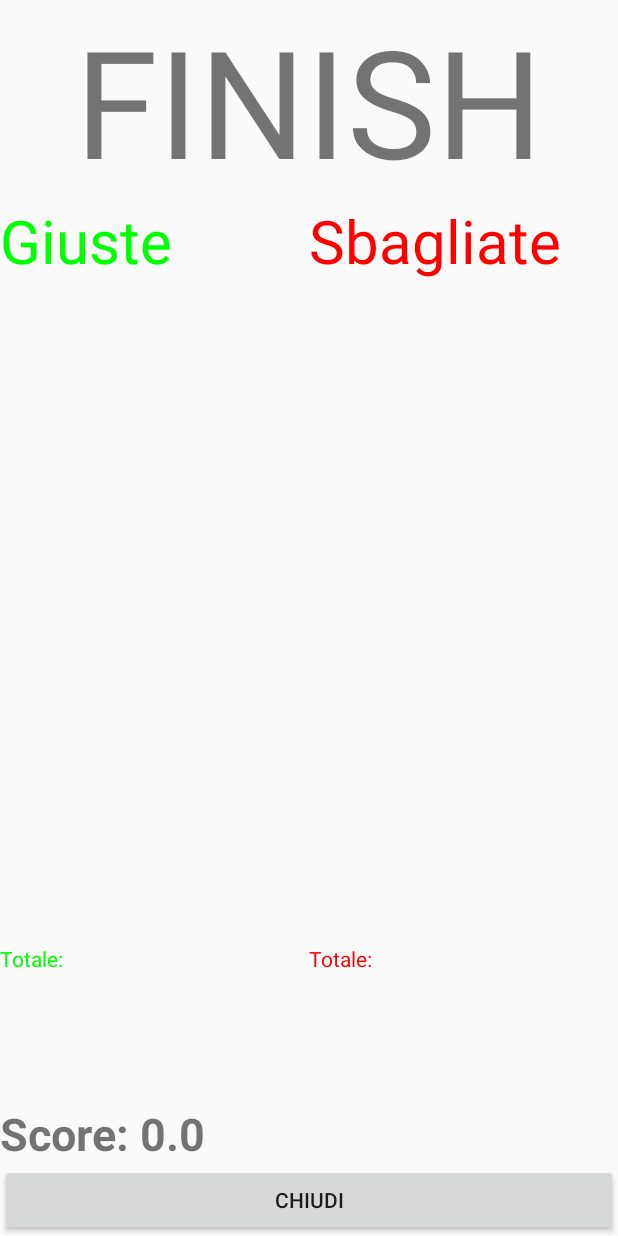
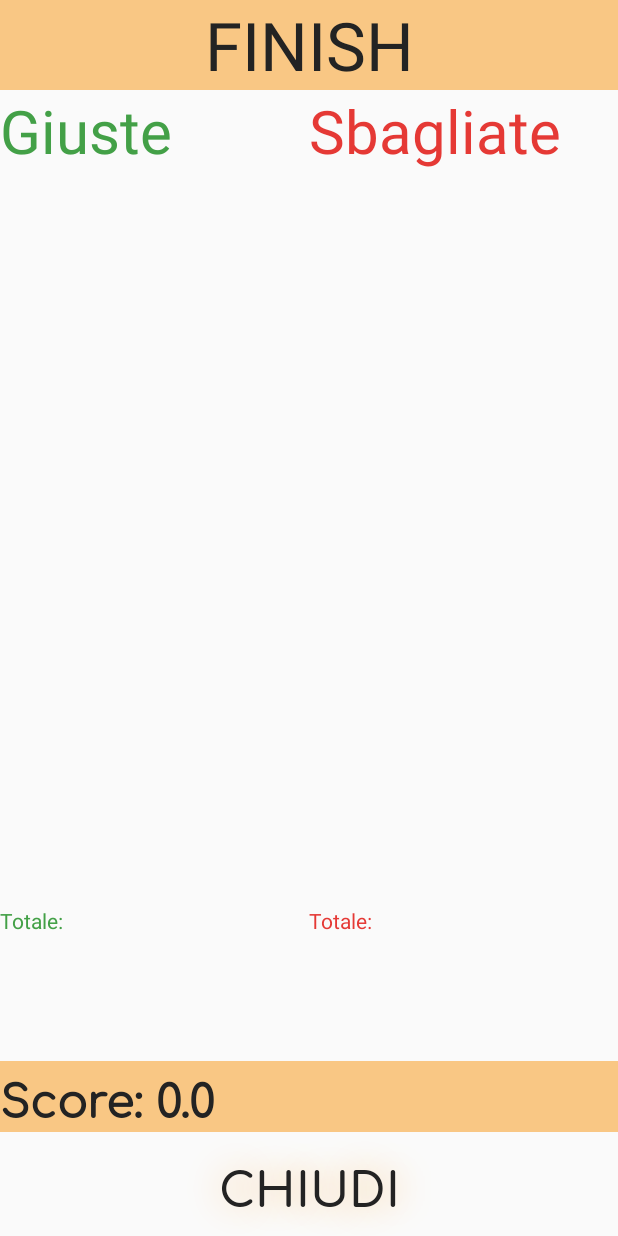
Before and after one commit to mions1/versus, an Android app: the DisplayFinish screen opened directly, with no data from a screen before it, on a phone screen of 412 x 824 dp. Run offline under Robolectric (Android 15) with nearby library versions, the phone set to English and light mode, and no system bars; our stand-ins replace Firebase (no records; nobody signed in at launch, a user with empty details on screens opened directly); 10 statements that could not run were skipped.

Commit message:
theme: improve theme
Add theme values.
Add and use comfortaa font.
Add variable to uniform text sizes, and colors.

```diff
--- /dev/null
+++ b/app/src/main/java/com/example/versus/gui/MatchActivity.kt
@@ -0,0 +1,4 @@
+package com.example.versus.gui
+
+class MatchActivity {
+}
--- a/app/src/main/res/layout/activity_finish.xml
+++ b/app/src/main/res/layout/activity_finish.xml
@@ -1,23 +1,25 @@
 <?xml version="1.0" encoding="utf-8"?>
-<LinearLayout xmlns:android="http://schemas.android.com/apk/res/android"
+<ScrollView xmlns:android="http://schemas.android.com/apk/res/android"
+    xmlns:app="http://schemas.android.com/apk/res-auto"
+    android:layout_width="match_parent"
+    android:layout_height="match_parent"
+    android:fillViewport="true">
+
+<LinearLayout
     android:layout_width="match_parent"
     android:layout_height="match_parent"
     android:orientation="vertical"
     >
+
     <TextView
-        android:layout_width="wrap_content"
+        style="@style/text_headline6"
+        android:layout_width="match_parent"
         android:layout_height="wrap_content"
-        android:text="FINISH"
-        android:textSize="100dp"
-        android:layout_gravity="center_horizontal"
-        />
+        android:textAlignment="center"
+        android:background="@color/color_primary1"
+        android:text="FINISH" />
 
-    <ScrollView
-        android:layout_width="match_parent"
-        android:layout_height="match_parent"
-        android:fillViewport="true" >
-
-        <LinearLayout
+    <LinearLayout
             android:layout_width="match_parent"
             android:layout_height="match_parent"
             android:orientation="vertical"
@@ -42,7 +44,7 @@
                         android:layout_height="wrap_content"
                         android:text="Giuste"
                         android:textSize="40dp"
-                        android:textColor="@color/colorRightAnswers"
+                        android:textColor="@color/color_success"
                         />
 
                     <ListView
@@ -64,7 +66,7 @@
                         android:layout_height="wrap_content"
                         android:text="Sbagliate"
                         android:textSize="40dp"
-                        android:textColor="@color/colorWrongAnswers"
+                        android:textColor="@color/color_fail"
                         />
 
                     <ListView
@@ -89,7 +91,7 @@
                     android:layout_width="match_parent"
                     android:layout_height="wrap_content"
                     android:text="Totale: "
-                    android:textColor="@color/colorRightAnswers"
+                    android:textColor="@color/color_success"
                     android:layout_weight="1"
                     />
 
@@ -98,23 +100,26 @@
                     android:layout_width="match_parent"
                     android:layout_height="wrap_content"
                     android:text="Totale: "
-                    android:textColor="@color/colorWrongAnswers"
+                    android:textColor="@color/color_fail"
                     android:layout_weight="1"
                     />
 
             </LinearLayout>
 
             <TextView
+                style="@style/text_subtitle2"
                 android:id="@+id/tvScore"
                 android:layout_width="match_parent"
                 android:layout_height="wrap_content"
                 android:text="SCORE: "
                 android:layout_gravity="center_horizontal"
+                android:background="@color/color_primary1"
                 android:textStyle="bold"
                 android:textSize="30dp"
                 />
 
-            <Button
+        <Button
+                style="@style/button_home"
                 android:layout_width="match_parent"
                 android:layout_height="wrap_content"
                 android:text="Chiudi"
@@ -122,6 +127,7 @@
                 />
 
         </LinearLayout>
-    </ScrollView>
+
 
 </LinearLayout>
+</ScrollView>
--- a/app/src/main/res/layout/activity_friends.xml
+++ b/app/src/main/res/layout/activity_friends.xml
@@ -5,11 +5,12 @@
     android:orientation="vertical" >
 
     <TextView
+        style="@style/text_subtitle"
         android:layout_width="match_parent"
         android:layout_height="wrap_content"
         android:text="FRIENDS"
+        android:background="@color/color_primary1"
         android:gravity="center_horizontal"
-        android:textSize="@dimen/category_text_size"
         android:layout_weight="0"
         />
 
@@ -28,6 +29,7 @@
         />
 
     <Button
+        style="@style/button_home"
         android:layout_width="match_parent"
         android:layout_height="wrap_content"
         android:layout_weight="0"
@@ -36,6 +38,7 @@
         />
 
     <Button
+        style="@style/button_home"
         android:layout_width="match_parent"
         android:layout_height="wrap_content"
         android:layout_weight="0"
--- a/app/src/main/res/layout/activity_scores.xml
+++ b/app/src/main/res/layout/activity_scores.xml
@@ -5,22 +5,25 @@
     android:orientation="vertical" >
 
     <TextView
+        style="@style/text_subtitle2"
         android:layout_width="match_parent"
         android:layout_height="wrap_content"
         android:text="SCORES"
+        android:background="@color/color_primary1"
         android:gravity="center_horizontal"
-        android:textSize="@dimen/category_text_size"
         android:layout_weight="0"
         />
 
     <ListView
         android:id="@+id/lvScores"
+        android:background="@color/color_white"
         android:layout_width="match_parent"
         android:layout_height="match_parent"
         android:layout_weight="1"
         />
 
     <Button
+        style="@style/button_primary"
         android:layout_width="match_parent"
         android:layout_height="wrap_content"
         android:layout_weight="0"
--- a/app/src/main/res/values/colors.xml
+++ b/app/src/main/res/values/colors.xml
@@ -1,11 +1,21 @@
 <?xml version="1.0" encoding="utf-8"?>
 <resources>
-    <color name="colorPrimary">#6200EE</color>
+    <color name="color_success">#43A047</color>
+    <color name="color_fail">#E53935</color>
+
+    <color name="color_primary1">#F9C784</color>
+    <color name="color_primary2">#BB8082</color>
+
+    <color name="color_secondary1">#E7E7E7</color>
+    <color name="color_secondary2">#6E7582</color>
+
     <color name="colorPrimaryDark">#3700B3</color>
     <color name="colorAccent">#03DAC5</color>
+
+    <color name="color_black">#232323</color>
+    <color name="color_white">#FCFCFC</color>
+
     <color name="colorGameBg">#FFFFFF</color>
     <color name="colorGameCatA">#FF7373</color>
     <color name="colorGameCatB">#447EDB</color>
-    <color name="colorRightAnswers">#00FF00</color>
-    <color name="colorWrongAnswers">#FF0000</color>
 </resources>
--- a/app/src/main/res/values/styles.xml
+++ b/app/src/main/res/values/styles.xml
@@ -7,4 +7,20 @@
         <item name="colorAccent">@color/colorAccent</item>
     </style>
 
+    <style name="button_home" parent="@android:style/Widget.DeviceDefault.Button.Borderless">
+        <item name="android:fontFamily">@font/comfortaa_semibold</item>
+        <item name="android:textSize">14pt</item>
+        <item name="android:textColor">@color/color_black</item>
+        <item name="android:shadowColor">@color/color_primary1</item>
+        <item name="android:shadowRadius">30</item>
+    </style>
+
+    <style name="button_primary" parent="@android:style/Widget.DeviceDefault.Button.Borderless">
+        <item name="android:fontFamily">@font/comfortaa_semibold</item>
+        <item name="android:textSize">10pt</item>
+        <item name="android:textColor">@color/color_black</item>
+        <item name="android:shadowColor">@color/color_primary1</item>
+        <item name="android:shadowRadius">30</item>
+    </style>
+
 </resources>
--- a/app/src/main/res/values/values.xml
+++ b/app/src/main/res/values/values.xml
@@ -1,7 +1,44 @@
 <?xml version="1.0" encoding="utf-8"?>
 <resources>
+
     <dimen name="topic_text_size">18dp</dimen>
     <dimen name="category_text_size">25dp</dimen>
     <dimen name="newword_text_size">25dp</dimen>
 
+    <style name="text_button">
+        <item name="android:fontFamily">@font/comfortaa_semibold</item>
+        <item name="android:textSize">14pt</item>
+        <item name="android:textColor">@color/color_black</item>
+    </style>
+
+    <style name="text_body">
+        <item name="android:fontFamily">@font/comfortaa_light</item>
+        <item name="android:textSize">16pt</item>
+        <item name="android:textColor">@color/color_black</item>
+    </style>
+
+    <style name="text_subtitle">
+        <item name="android:fontFamily">@font/comfortaa_light</item>
+        <item name="android:textSize">16pt</item>
+        <item name="android:textColor">@color/color_black</item>
+    </style>
+
+    <style name="text_subtitle2">
+        <item name="android:fontFamily">@font/comfortaa_regular</item>
+        <item name="android:textSize">14pt</item>
+        <item name="android:textColor">@color/color_black</item>
+    </style>
+
+    <style name="text_headline6">
+        <item name="android:fontFamily">@font/comfortaa_semibold</item>
+        <item name="android:textSize">20pt</item>
+        <item name="android:textColor">@color/color_black</item>
+    </style>
+
+    <style name="text_caption">
+        <item name="android:fontFamily">@font/comfortaa_regular</item>
+        <item name="android:textSize">12pt</item>
+        <item name="android:textColor">@color/color_black</item>
+    </style>
+
 </resources>
```
Also changed, not shown: app/src/main/res/layout/activity_1v1.xml (added, +35 -0 lines), app/src/main/res/layout/activity_arcade.xml (+10 -8 lines), app/src/main/res/layout/activity_home.xml (+13 -4 lines), app/src/main/res/values-v26/values.xml (added, +28 -0 lines), app/src/main/res/font/comfortaa_bold.ttf (added), app/src/main/res/font/comfortaa_light.ttf (added), app/src/main/res/font/comfortaa_medium.ttf (added), app/src/main/res/font/comfortaa_regular.ttf (added), app/src/main/res/font/comfortaa_semibold.ttf (added), app/src/main/res/font/comfortaa_variablefont_wght.ttf (added).
